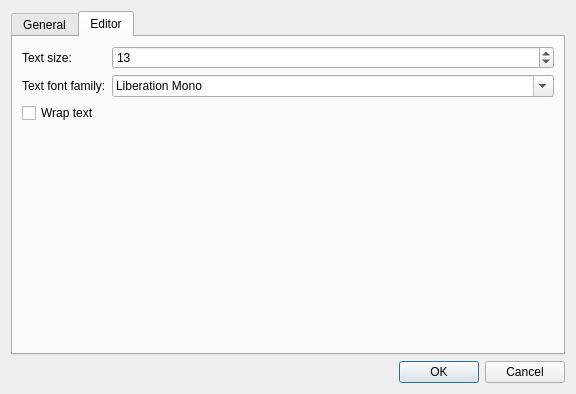
This is src/settingsdialog.ui in IoeCmcomc/MCDatapacker as Qt 5 draws it before an edit. The edited form follows.
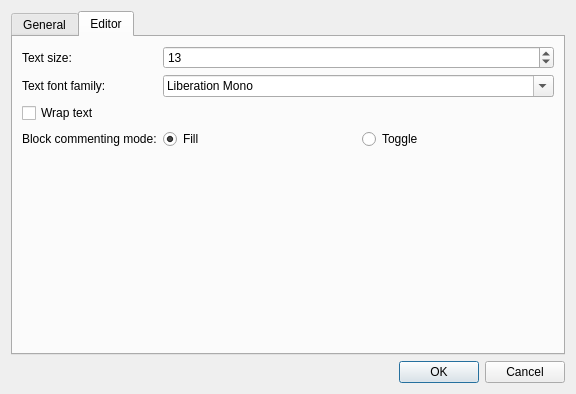
This is the edited form. The open tabs and pages were chosen to show the change.

Commit message:
[Impl] Complete the commenting/uncommenting feature
CodeEditor:
- Only trigger if the current highlighter has a comment character to
use;
- Support fill mode and toggle mode;
- The text selection will now be adjusted to match the changes.

SettingsDialog:
- New option to change the commenting mode.

Diff of the .ui file:
```diff
--- a/src/settingsdialog.ui
+++ b/src/settingsdialog.ui
@@ -131,13 +131,63 @@
          </property>
         </widget>
        </item>
-       <item row="2" column="0" colspan="2">
+       <item row="2" column="0">
         <widget class="QCheckBox" name="editorWrapCheck">
          <property name="text">
           <string>Wrap text</string>
          </property>
         </widget>
        </item>
+       <item row="3" column="0">
+        <widget class="QLabel" name="label_5">
+         <property name="text">
+          <string>Block commenting mode:</string>
+         </property>
+        </widget>
+       </item>
+       <item row="3" column="1">
+        <layout class="QHBoxLayout" name="horizontalLayout_3">
+         <property name="sizeConstraint">
+          <enum>QLayout::SetDefaultConstraint</enum>
+         </property>
+         <item>
+          <widget class="QRadioButton" name="commentFillModeRadio">
+           <property name="text">
+            <string>Fill</string>
+           </property>
+           <property name="checked">
+            <bool>true</bool>
+           </property>
+           <attribute name="buttonGroup">
+            <string notr="true">commentMode</string>
+           </attribute>
+          </widget>
+         </item>
+         <item>
+          <widget class="QRadioButton" name="commentToggleModeRadio">
+           <property name="text">
+            <string>Toggle</string>
+           </property>
+           <attribute name="buttonGroup">
+            <string notr="true">commentMode</string>
+           </attribute>
+          </widget>
+         </item>
+        </layout>
+       </item>
+       <item row="4" column="0" colspan="2">
+        <spacer name="verticalSpacer_2">
+         <property name="orientation">
+          <enum>Qt::Vertical</enum>
+         </property>
+         <property name="sizeHint" stdset="0">
+          <size>
+           <width>20</width>
+           <height>40</height>
+          </size>
+         </property>
+        </spacer>
+       </item>
       </layout>
      </widget>
     </widget>
```
Left out of the diff: 25 changed lines with no effect on the pictures. The commit also changes 2 other files.
